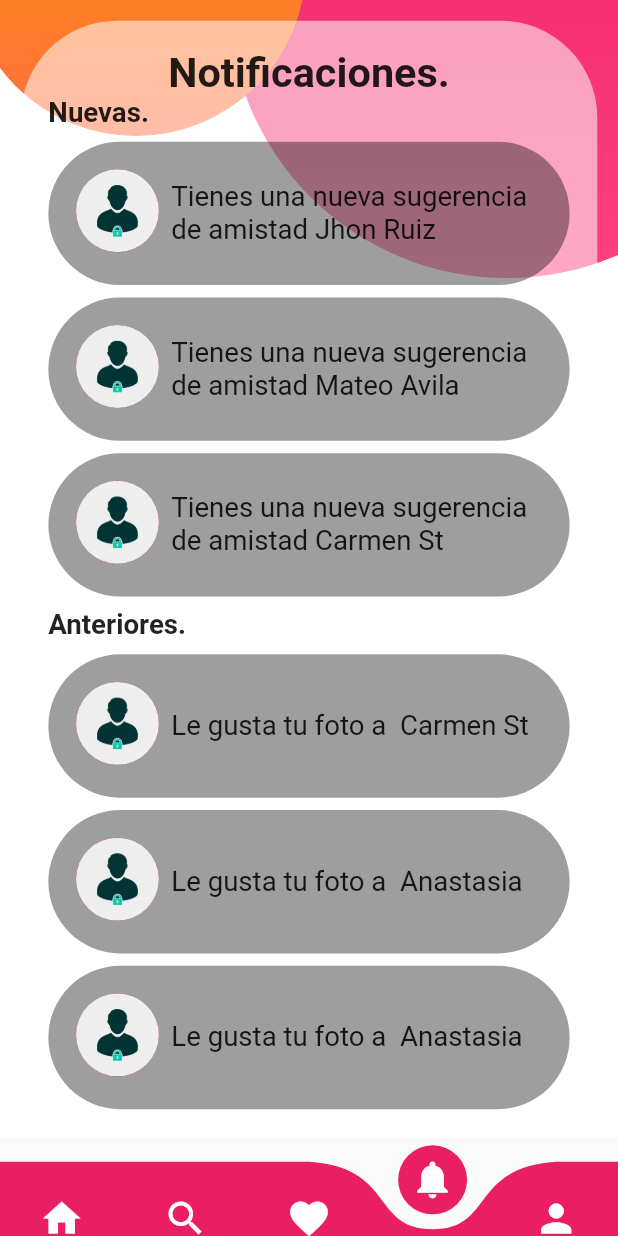
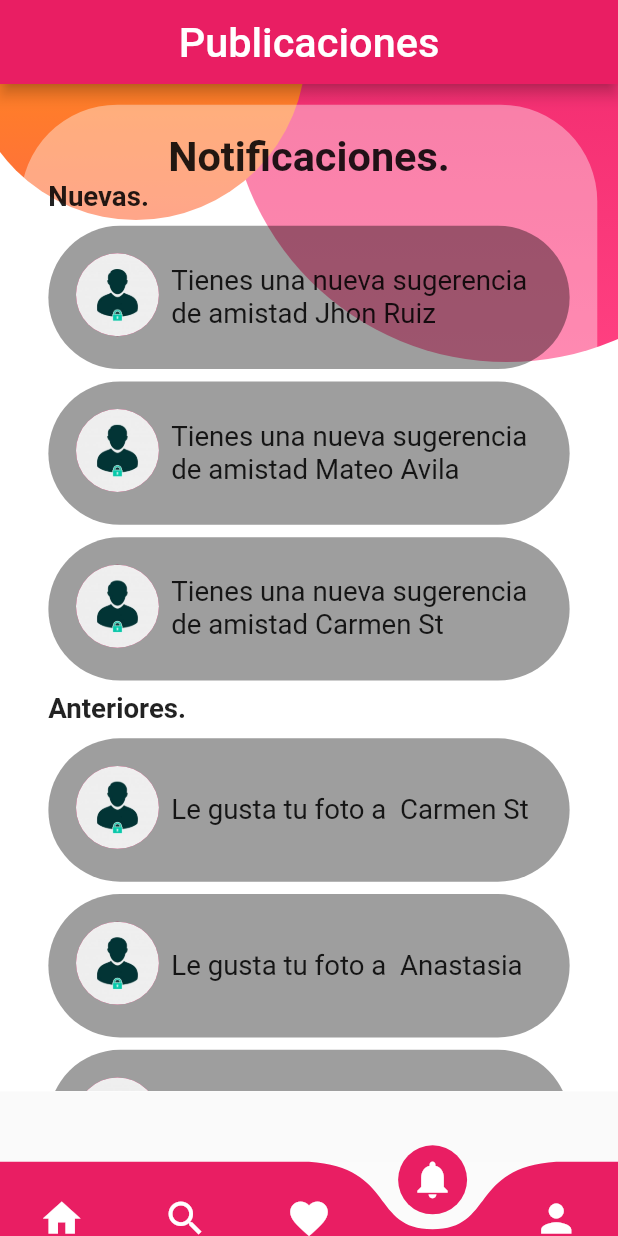
Before and after one commit to ricardo712/social_fast, a Flutter app: the raiz screen opened directly, item 4 of the bottom bar chosen, on a phone screen of 412 x 824 dp. Run offline on Flutter 3.47's test engine with Material 2 defaults, Android fonts, the phone set to English and light mode, and no system bars; drawn by our look-alikes of curved_navigation_bar; our stand-ins replace cloud_firestore, dio, file_picker, firebase_auth, firebase_core, firebase_storage and 8 more; missing offline and left inert: dart:ffi, photo_manager; accounts and stored records are empty; network calls fail.

Commit message:
Cuadrando espacios

```diff
--- a/lib/screens/buscar.dart
+++ b/lib/screens/buscar.dart
@@ -58,7 +58,7 @@ class buscarUser extends StatelessWidget {
       ),
       body: SizedBox(
         width: double.infinity,
-        height: responsive.height * 0.82,
+        height: responsive.height * 0.815,
         child: Stack(
           children: <Widget>[
             Positioned(
--- a/lib/screens/notificaciones.dart
+++ b/lib/screens/notificaciones.dart
@@ -51,23 +51,18 @@ class _NotificacionesState extends State<Notificaciones> {
     String like = "Le gusta tu foto a ";
 
     return Scaffold(
-      // appBar: AppBar(
-      //   actions: [
-      //     Column(
-      //       children: [
-      //         SizedBox(
-      //           height: responsive.hp(6.8),
-      //           width: responsive.wp(100),
-      //           child: _appBarPost(context),
-      //         ),
-      //       ],
-      //     ),
-      //   ],
-      // ),
-      body: SingleChildScrollView(
+      appBar: AppBar(
+        title: Text(
+          'Publicaciones',
+          style: TextStyle(fontSize: responsive.dp(3)),
+        ),
+        centerTitle: true,
+      ),
+      body: SafeArea(
+        child: SingleChildScrollView(
           child: Container(
             width: double.infinity,
-          height: responsive.height * 0.92,
+            height: responsive.height * 0.815,
             color: Colors.white,
             child: Stack(
               //alignment: Alignment.center,
@@ -105,7 +100,7 @@ class _NotificacionesState extends State<Notificaciones> {
                       width: responsive.wp(94.3),
                       //height: responsive.hp(85),
                       decoration: BoxDecoration(
-                      color: Colors.white54,
+                        color: Colors.white38,
                         borderRadius: BorderRadius.all(
                           Radius.circular(
                             responsive.dp(7),
@@ -138,7 +133,8 @@ class _NotificacionesState extends State<Notificaciones> {
                           SizedBox(
                             height: responsive.hp(1),
                           ),
-                        modNotificacion(mensaje: sugerencia, name: "Jhon Ruiz"),
+                          modNotificacion(
+                              mensaje: sugerencia, name: "Jhon Ruiz"),
                           SizedBox(
                             height: responsive.hp(1),
                           ),
@@ -149,7 +145,8 @@ class _NotificacionesState extends State<Notificaciones> {
                           SizedBox(
                             height: responsive.hp(1),
                           ),
-                        modNotificacion(mensaje: sugerencia, name: "Carmen St"),
+                          modNotificacion(
+                              mensaje: sugerencia, name: "Carmen St"),
                           SizedBox(height: responsive.hp(1)),
                           Row(
                             children: [
@@ -176,6 +173,7 @@ class _NotificacionesState extends State<Notificaciones> {
                   ],
                 ),
               ],
+            ),
           ),
         ),
       ),
--- a/lib/screens/raiz.dart
+++ b/lib/screens/raiz.dart
@@ -40,13 +40,13 @@ class _raizState extends State<raiz> {
         return _buscarUser;
 
       case 2:
-        return _perfilPersonal; //_viewpub;
+        return _viewpub;
 
       case 3:
         return _notificaciones;
 
       case 4:
-        return _perfil;
+        return _perfilPersonal;
 
       default:
         return const Center(
```
Also changed, not shown: lib/screens/home_screen.dart (+8 -2 lines), lib/screens/perfil_personal.dart (+9 -4 lines). Lines whose indentation alone changed are shown as unchanged.
